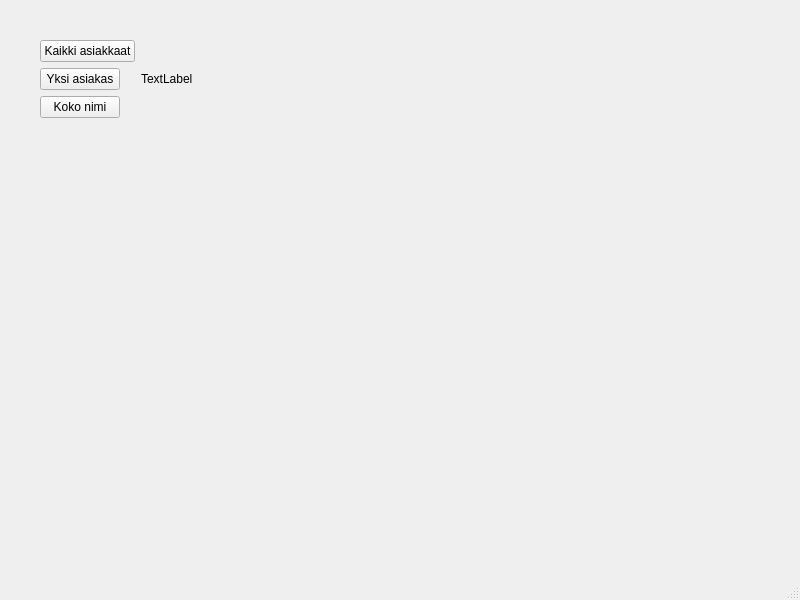
hsniemi/qt_example, file qt_frontend/mainwindow.ui: the form before one commit.
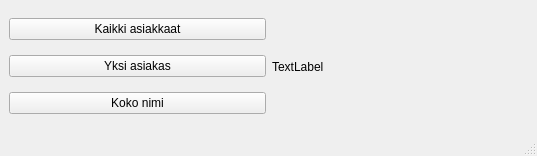
The form after the commit.

Diff of the .ui file:
```diff
--- a/qt_frontend/mainwindow.ui
+++ b/qt_frontend/mainwindow.ui
@@ -6,46 +6,34 @@
    <rect>
     <x>0</x>
     <y>0</y>
-    <width>800</width>
-    <height>600</height>
+    <width>537</width>
+    <height>156</height>
    </rect>
   </property>
   <property name="windowTitle">
    <string>MainWindow</string>
   </property>
   <widget class="QWidget" name="centralwidget">
-   <widget class="QWidget" name="">
-    <property name="geometry">
-     <rect>
-      <x>40</x>
-      <y>40</y>
-      <width>171</width>
-      <height>81</height>
-     </rect>
-    </property>
-    <layout class="QFormLayout" name="formLayout">
-     <item row="0" column="0">
+   <layout class="QVBoxLayout" name="verticalLayout_2">
+    <item>
+     <layout class="QHBoxLayout" name="horizontalLayout">
+      <item>
+       <layout class="QVBoxLayout" name="verticalLayout">
+        <item>
       <widget class="QPushButton" name="getAllPersons">
        <property name="text">
         <string>Kaikki asiakkaat</string>
        </property>
       </widget>
      </item>
-     <item row="1" column="0">
-      <widget class="QPushButton" name="getOnePerson">
+        <item>
+         <widget class="QPushButton" name="getOneperson">
        <property name="text">
         <string>Yksi asiakas</string>
        </property>
       </widget>
      </item>
-     <item row="1" column="1">
-      <widget class="QLabel" name="label_result">
-       <property name="text">
-        <string>TextLabel</string>
-       </property>
-      </widget>
-     </item>
-     <item row="2" column="0">
+        <item>
       <widget class="QPushButton" name="getFullName">
        <property name="text">
         <string>Koko nimi</string>
@@ -53,7 +41,17 @@
       </widget>
      </item>
     </layout>
-   </widget>
+      </item>
+      <item>
+       <widget class="QLabel" name="label_result">
+        <property name="text">
+         <string>TextLabel</string>
+        </property>
+       </widget>
+      </item>
+     </layout>
+    </item>
+   </layout>
   </widget>
   <widget class="QMenuBar" name="menubar">
    <property name="geometry">
```
Left out of the diff: 2 changed lines with no effect on the pictures. Lines whose indentation alone changed are shown as unchanged.
